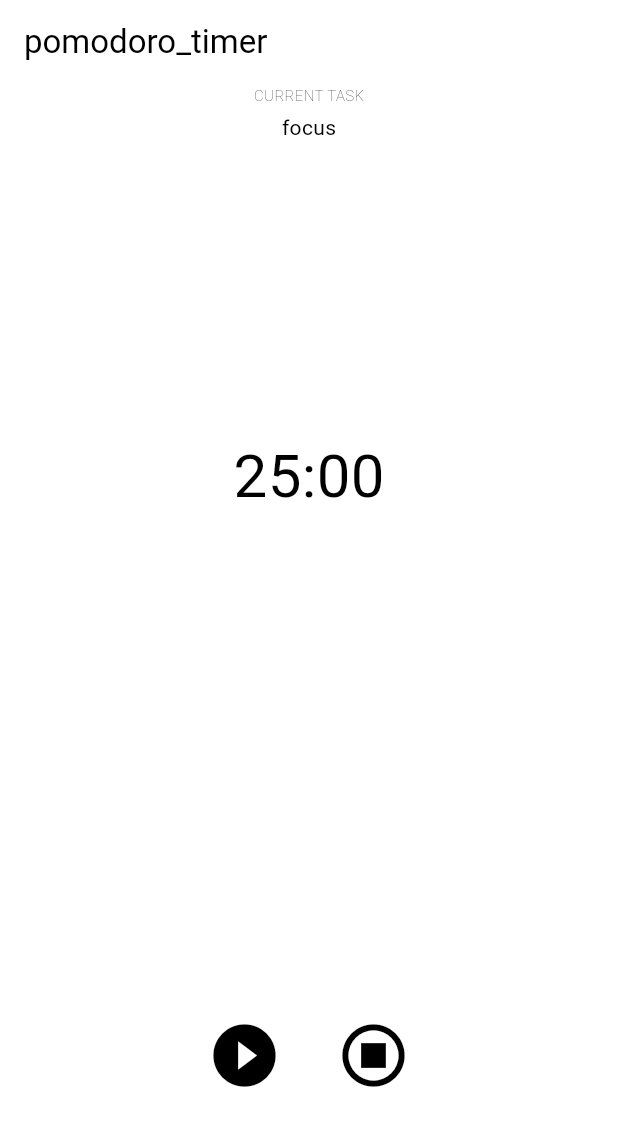
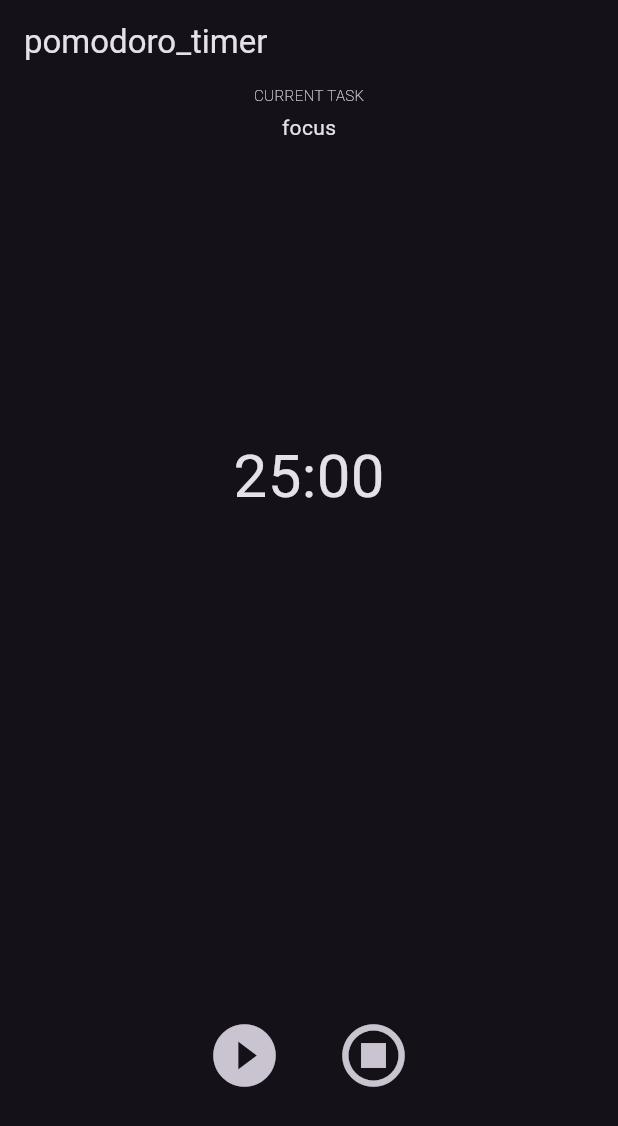
Before and after one commit to hyun6/pomodoro-timer, a Flutter app: the screen it shows after launch, on a phone screen of 412 x 824 dp. Shown: the top 1126 px of the screen. Run offline on Flutter 3.47's test engine with Material 2 defaults, Android fonts, the phone set to English and light mode, and no system bars; our stand-ins replace bloc, equatable, flutter_bloc, just_audio, package_info_plus; missing offline and left inert: launch_at_startup, system_tray; generated files the repository leaves out were written again.

Commit message:
feat(theme): using dark theme

```diff
--- a/lib/app/view/app.dart
+++ b/lib/app/view/app.dart
@@ -17,6 +17,8 @@ class App extends StatelessWidget {
         ),
         useMaterial3: true,
       ),
+      darkTheme: ThemeData.dark(useMaterial3: true),
+      themeMode: ThemeMode.dark,
       localizationsDelegates: AppLocalizations.localizationsDelegates,
       supportedLocales: AppLocalizations.supportedLocales,
       home: BlocProvider(
```
